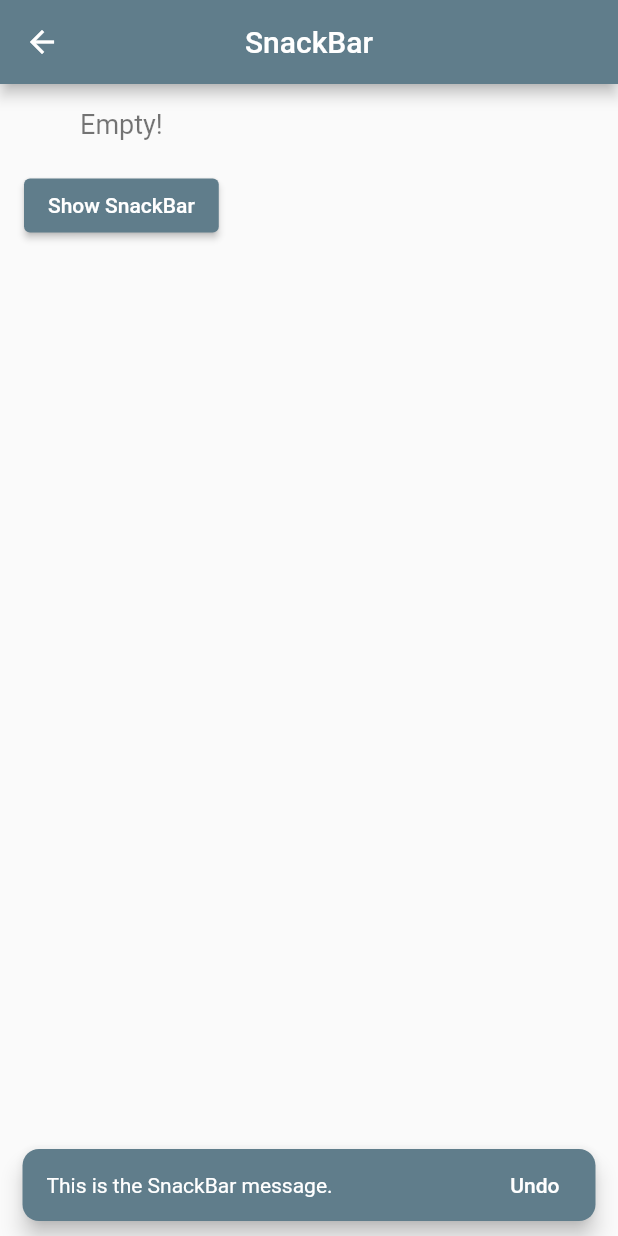
After one commit to BishalTamangDev/flutter_all_concepts, a Flutter app: the SnackBarScreen screen opened directly, after a tap on "Show SnackBar", on a phone screen of 412 x 824 dp. The commit adds this screen. Run offline on Flutter 3.47's test engine with Material 3 defaults, Android fonts, the phone set to English and light mode, and no system bars; our stand-ins replace font_awesome_flutter.

Commit message:
widget: snackbar

```diff
--- a/lib/main.dart
+++ b/lib/main.dart
@@ -19,6 +19,7 @@ import 'package:all_concepts/screens/margin_screen.dart';
 import 'package:all_concepts/screens/positioned_screen.dart';
 import 'package:all_concepts/screens/rich_text_screen.dart';
 import 'package:all_concepts/screens/rows_columns_screen.dart';
+import 'package:all_concepts/screens/snackbar_screen.dart';
 import 'package:all_concepts/screens/stack_screen.dart';
 import 'package:all_concepts/screens/text_screen.dart';
 import 'package:all_concepts/screens/wrap_screen.dart';
@@ -217,6 +218,12 @@ class HomeScreen extends StatelessWidget {
             'Row: Arranges widgets horizontally & Column: Arranges widgets vertically.',
         'description':
             'The Row and Column widgets in Flutter are used for arranging children widgets in a horizontal (Row) or vertical (Column) layout. Both widgets align their children along the main axis (Row: horizontal, Column: vertical) and can control spacing, alignment, and stretching of the children across the cross axis.',
+      },
+      {
+        'title': 'SnackBar',
+        'short_description': 'Shows brief messages at the screen bottom.',
+        'description':
+            'SnackBar displays a brief message at the bottom of the screen. It can have an action button and automatically disappears after a set duration.',
       },
       {
         'title': 'stack',
@@ -454,6 +461,15 @@ class HomeScreen extends StatelessWidget {
                             ),
                           ),
                         );
+                      } else if (screen == 'SnackBar') {
+                        Navigator.push(
+                          context,
+                          MaterialPageRoute(
+                            builder: (context) => SnackBarScreen(
+                              description: listWidget[index]['description'],
+                            ),
+                          ),
+                        );
                       } else if (screen == 'stack') {
                         Navigator.push(
                           context,
--- /dev/null
+++ b/lib/screens/snackbar_screen.dart
@@ -0,0 +1,55 @@
+import 'package:all_concepts/variables/variables.dart';
+import 'package:flutter/material.dart';
+
+class SnackBarScreen extends StatefulWidget {
+  const SnackBarScreen({super.key, this.description = "Empty!"});
+
+  final String description;
+
+  @override
+  State<StatefulWidget> createState() => _SnackBarState();
+}
+
+class _SnackBarState extends State<SnackBarScreen> {
+  @override
+  Widget build(BuildContext context) {
+    return Scaffold(
+      appBar: AppBar(
+        title: const Text('SnackBar'),
+        centerTitle: true,
+      ),
+      body: SingleChildScrollView(
+        child: Padding(
+          padding: Variables.getLeftRightPadding(),
+          child: Column(
+            children: [
+              const SizedBox(height: 16.0),
+              Text(widget.description),
+              const SizedBox(height: 20.0),
+              ElevatedButton(
+                onPressed: () {
+                  ScaffoldMessenger.of(context).showSnackBar(
+                    SnackBar(
+                      shape: RoundedRectangleBorder(
+                        borderRadius: BorderRadius.circular(11.0),
+                      ),
+                      content: const Text("This is the SnackBar message."),
+                      behavior: SnackBarBehavior.floating,
+                      backgroundColor: Colors.blueGrey,
+                      action: SnackBarAction(
+                        label: 'Undo',
+                        onPressed: () {},
+                        textColor: Colors.white,
+                      ),
+                    ),
+                  );
+                },
+                child: const Text("Show SnackBar"),
+              ),
+            ],
+          ),
+        ),
+      ),
+    );
+  }
+}
```
